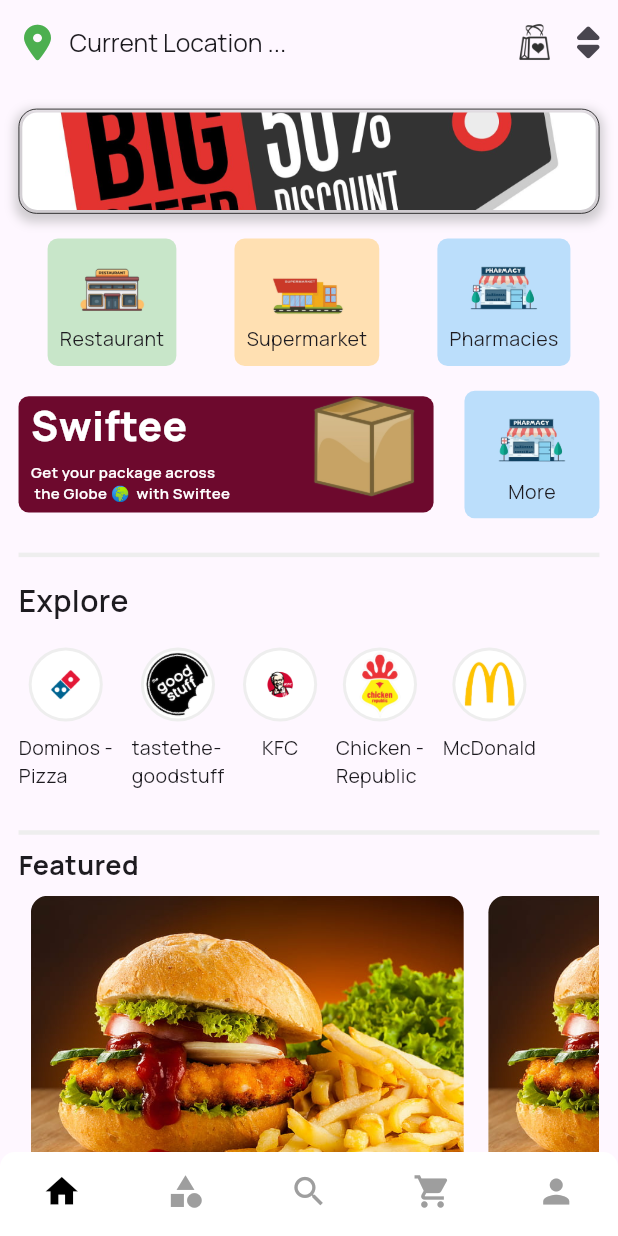
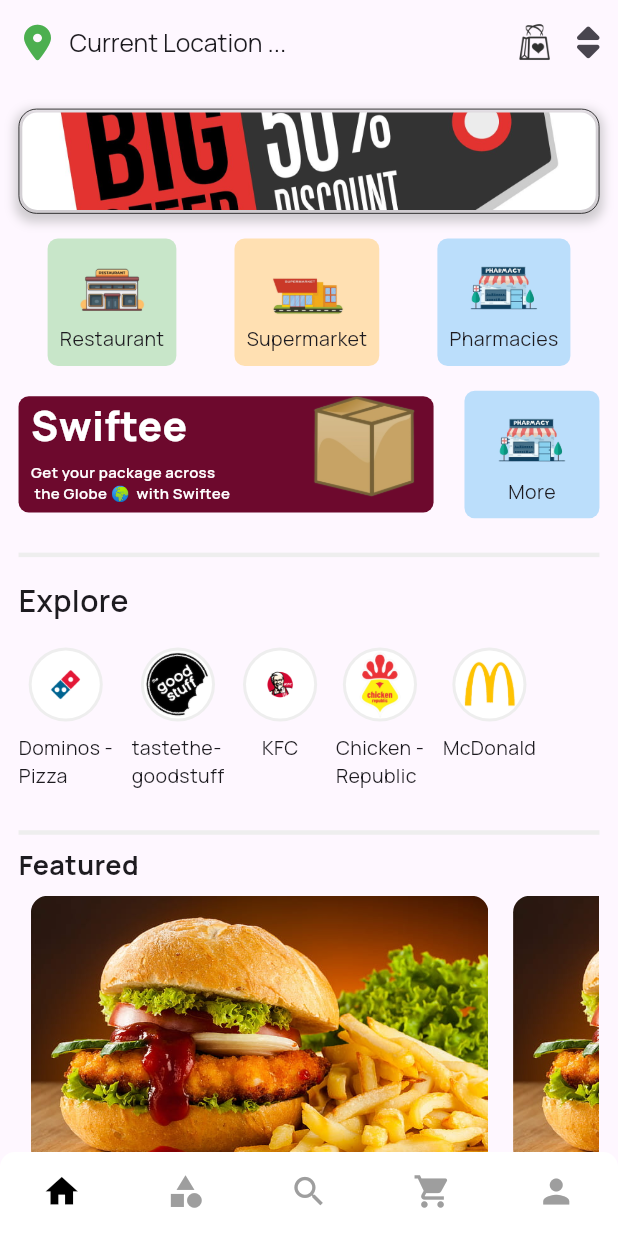
Before and after one commit to Meealley/app_user, a Flutter app: the screen it shows after launch, on a phone screen of 412 x 824 dp. Run offline on Flutter 3.47's test engine with Material 3 defaults, Android fonts, the light colour scheme and no system bars; drawn by our look-alikes of persistent_bottom_nav_bar; our stand-ins replace country_picker, font_awesome_flutter, pin_code_fields, sizer.

Commit message:
fixed the card

```diff
--- a/lib/view/featured/widgets/featured_card.dart
+++ b/lib/utils/horizontal_card.dart
@@ -22,7 +22,9 @@
   @override
   Widget build(BuildContext context) {
     return Container(
-      padding: EdgeInsets.symmetric(horizontal: 2.w),
+      // color: Colors.red,
+      // padding: EdgeInsets.symmetric(horizontal: 2.w),
+      margin: EdgeInsets.symmetric(horizontal: 2.w),
       height: 100,
       width: 305,
       child: Column(
@@ -31,6 +33,9 @@
             borderRadius: BorderRadius.circular(8.sp),
             child: Image.asset(
               restaurantImage,
+              height: 180,
+              width: 400,
+              fit: BoxFit.cover,
             ),
           ),
           SizedBox(
@@ -60,7 +65,7 @@
                   Text(
                     " From \$$price ",
                     style: const TextStyle(
-                      fontSize: 13,
+                      fontSize: 14,
                     ),
                   ),
                   const Text("| "),
--- a/lib/view/home/widgets/explore/explore_widgets.dart
+++ b/lib/view/home/explore/explore_widgets.dart
@@ -1,5 +1,5 @@
 import 'package:flutter/material.dart';
-import 'package:kfc/view/home/widgets/explore/explore_image_model.dart';
+import 'package:kfc/view/home/explore/explore_image_model.dart';
 import 'package:sizer/sizer.dart';
 
 class ExploreWidgets extends StatelessWidget {
--- a/lib/view/featured/featured_screen.dart
+++ b/lib/view/home/featured/featured_screen.dart
@@ -1,5 +1,5 @@
 import 'package:flutter/material.dart';
-import 'package:kfc/view/featured/widgets/featured_widgets.dart';
+import 'package:kfc/view/home/featured/widgets/featured_widgets.dart';
 
 class FeaturedScreen extends StatefulWidget {
   const FeaturedScreen({super.key});
--- /dev/null
+++ b/lib/view/home/featured/widgets/featured_widgets.dart
@@ -0,0 +1,31 @@
+import 'package:flutter/material.dart';
+import 'package:kfc/utils/horizontal_card.dart';
+import 'package:kfc/view/home/featured/widgets/featured_model.dart';
+
+class FeaturedWidgets extends StatelessWidget {
+  const FeaturedWidgets({super.key});
+
+  @override
+  Widget build(BuildContext context) {
+    return SizedBox(
+      height: 270,
+      width: double.infinity,
+      child: ListView.builder(
+        shrinkWrap: true,
+        scrollDirection: Axis.horizontal,
+        itemCount: featuredRestaurants.length,
+        itemBuilder: (context, index) {
+          final restaurant = featuredRestaurants[index];
+          return HorizontalCard(
+            restuarantName: restaurant.restaurantName,
+            restaurantImage: restaurant.restaurantImage,
+            price: restaurant.price,
+            status: restaurant.status,
+            rating: restaurant.rating,
+            noOfratings: restaurant.noOfRatings,
+          );
+        },
+      ),
+    );
+  }
+}
--- a/lib/view/home/widgets/home_widgets.dart
+++ b/lib/view/home/widgets/home_widgets.dart
@@ -1,8 +1,9 @@
 import 'package:flutter/material.dart';
 import 'package:font_awesome_flutter/font_awesome_flutter.dart';
-import 'package:kfc/view/featured/featured_screen.dart';
+import 'package:kfc/view/home/discover/discover_screeen.dart';
+import 'package:kfc/view/home/featured/featured_screen.dart';
 import 'package:kfc/view/home/logistics/logistics_screen.dart';
-import 'package:kfc/view/home/widgets/explore/explore_widgets.dart';
+import 'package:kfc/view/home/explore/explore_widgets.dart';
 import 'package:sizer/sizer.dart';
 
 class HomeWidgets extends StatelessWidget {
@@ -313,6 +314,8 @@
               fontWeight: FontWeight.bold,
             ),
           ),
+          SizedBox(height: 2.h),
+          DiscoverScreen()
         ],
       ),
     );
```
Also changed, not shown: lib/view/home/discover/discover_screeen.dart (added, +16 -0 lines), lib/view/home/discover/widgets/discover_model.dart (added, +83 -0 lines), lib/view/home/discover/widgets/discover_widgets.dart (renamed from lib/view/featured/widgets/featured_widgets.dart, +7 -6 lines), assets/images/burger_king.jpeg (added), lib/view/home/explore/explore_image_model.dart (renamed from lib/view/home/widgets/explore/explore_image_model.dart), lib/view/home/featured/widgets/featured_model.dart (renamed from lib/view/featured/widgets/featured_model.dart).
